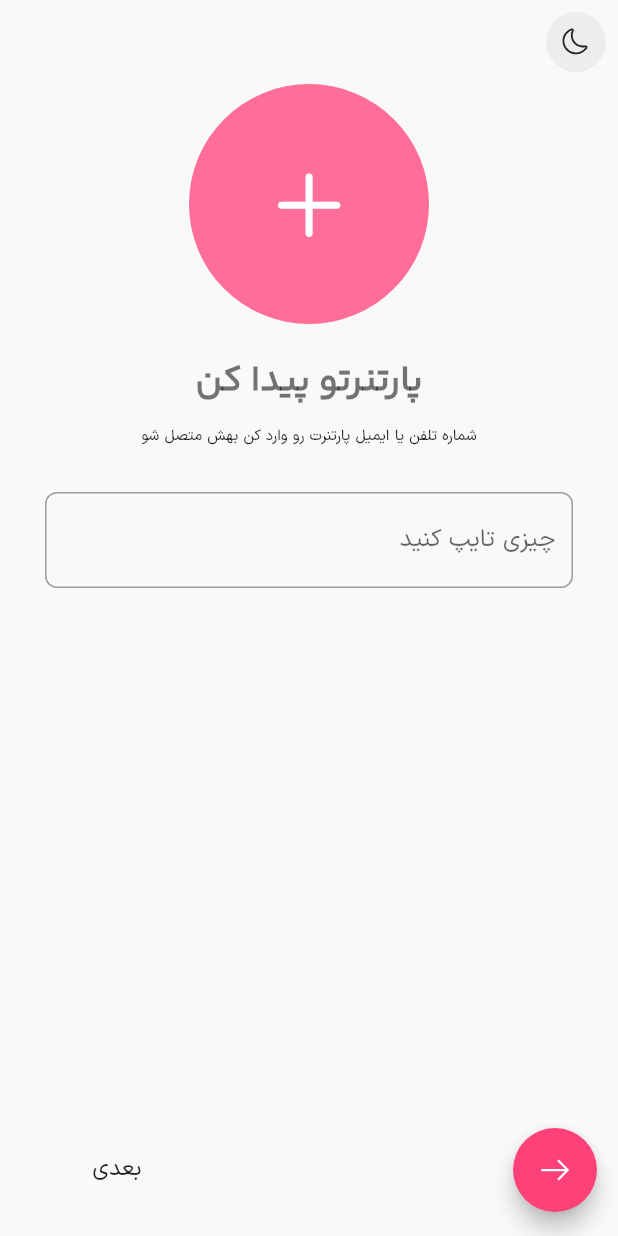
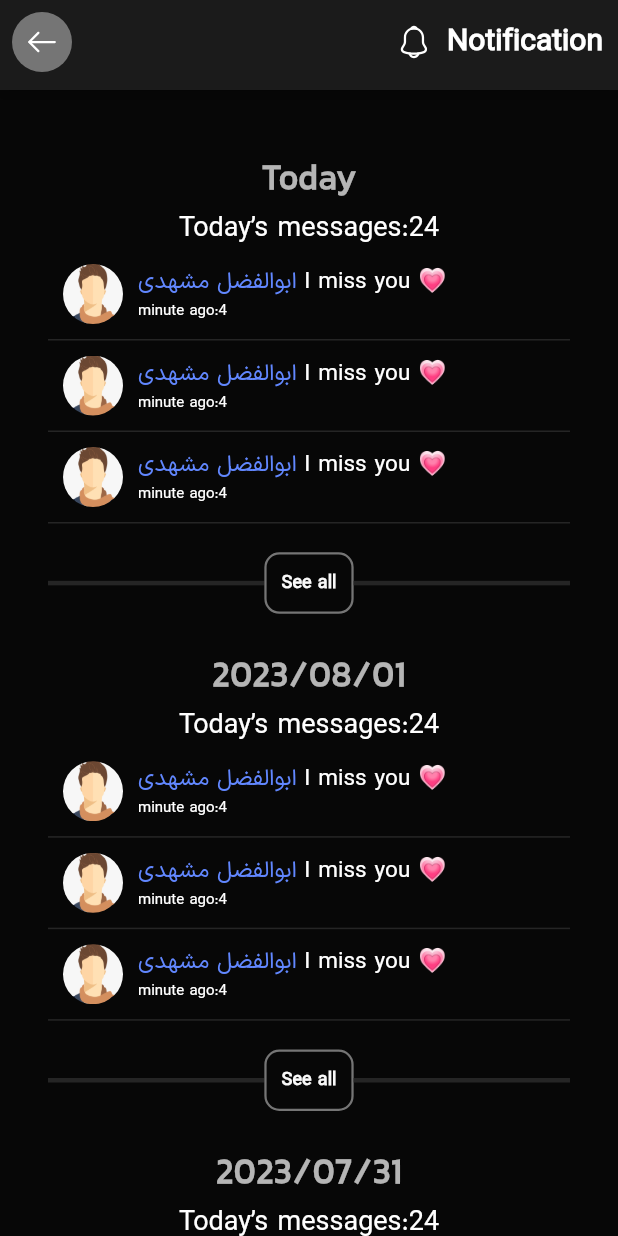
Before and after one commit to Abolfazl-MI/deltangi, a Flutter app: the screen it shows after launch, on a phone screen of 412 x 824 dp. Run offline on Flutter 3.47's test engine with Material 2 defaults, Android fonts, the light colour scheme and no system bars; our stand-ins replace flutter_svg, get, intl_phone_field, pinput, styled_text.

Commit message:
added notification screen

```diff
--- a/lib/controllers/language_controller.dart
+++ b/lib/controllers/language_controller.dart
@@ -18,15 +18,30 @@ class LanguageConstant {
   static const String choiceYourProfile = 'choice_your_profile';
   static const String yourName = 'your_name';
   static const String typeSomeThing = 'type_something';
-  static const String skip = 'بعدی';
+  static const String skip = 'skip';
   static const String fineYourPartner = 'find_your_partner';
   static const String enterYourPartnerId = 'enter_your_partner_id';
+  static const String notification = 'notification';
+  static const String yesterday = 'yesterday';
+  static const String seeAll = 'seeAll';
+  static const String missYou = 'missYou';
+  static const String sentYou = 'sentYou';
+  static const String today = 'today';
+  static const String todayMessageCount = 'today_message_count';
+  static const String minAgo = 'a_min_ago';
 }
 
 class Language extends Translations {
   @override
   Map<String, Map<String, String>> get keys => {
         "fa_IR": {
+          LanguageConstant.todayMessageCount: 'تعداد پیام های امروز',
+          LanguageConstant.today: 'امروز',
+          LanguageConstant.notification: 'اعلانات',
+          LanguageConstant.yesterday: 'دیروز',
+          LanguageConstant.seeAll: 'دیدن همه',
+          LanguageConstant.sentYou: 'برای شما ارسال کرد',
+          LanguageConstant.missYou: '💗دلم برات تنگ شده',
           LanguageConstant.shareYourFelling:
               "احساسات خودت با  <color>پارتنرت</color> به اشتراک بزار",
           LanguageConstant.joinUs:
@@ -49,9 +64,12 @@ class Language extends Translations {
           LanguageConstant.typeSomeThing: 'چیزی تایپ کنید',
           LanguageConstant.skip: "بعدی",
           LanguageConstant.fineYourPartner: 'پارتنرتو پیدا کن',
-          LanguageConstant.enterYourPartnerId:'شماره تلفن یا ایمیل پارتنرت رو وارد کن بهش متصل شو'
+          LanguageConstant.enterYourPartnerId:
+              'شماره تلفن یا ایمیل پارتنرت رو وارد کن بهش متصل شو',
+          LanguageConstant.minAgo:'دقیقه قبل',
         },
         "en_US": {
+          LanguageConstant.minAgo:'minute ago',
           LanguageConstant.shareYourFelling:
               "Share your feeling with your <color>partner</color>",
           LanguageConstant.joinUs: "Join us and share your felling easily",
@@ -73,7 +91,15 @@ class Language extends Translations {
           LanguageConstant.typeSomeThing: 'type something...',
           LanguageConstant.skip: 'skip',
           LanguageConstant.fineYourPartner: 'Find your partner',
-          LanguageConstant.enterYourPartnerId:'Enter your partner’s phone number or Email'
+          LanguageConstant.enterYourPartnerId:
+              'Enter your partner’s phone number or Email',
+          LanguageConstant.notification: 'Notification',
+          LanguageConstant.yesterday: 'yesterday',
+          LanguageConstant.seeAll: 'See all',
+          LanguageConstant.sentYou: 'send you',
+          LanguageConstant.missYou: 'I miss you 💗',
+          LanguageConstant.today: 'Today',
+          LanguageConstant.todayMessageCount: 'Today’s messages'
         },
       };
 }
--- a/lib/gen/assets.gen.dart
+++ b/lib/gen/assets.gen.dart
@@ -33,6 +33,9 @@ class $AssetsIconsGen {
   /// File path: assets/icons/moonoutline.svg
   String get moonoutline => 'assets/icons/moonoutline.svg';
 
+  /// File path: assets/icons/notification.svg
+  String get notification => 'assets/icons/notification.svg';
+
   /// File path: assets/icons/right_arrow_small.svg
   String get rightArrowSmall => 'assets/icons/right_arrow_small.svg';
 
@@ -48,6 +51,7 @@ class $AssetsIconsGen {
         googleIcon,
         leftArrowSmall,
         moonoutline,
+        notification,
         rightArrowSmall,
         sunOutline
       ];
@@ -55,6 +59,9 @@ class $AssetsIconsGen {
 
 class $AssetsImagesGen {
   const $AssetsImagesGen();
+
+  /// File path: assets/images/images.png
+  AssetGenImage get images => const AssetGenImage('assets/images/images.png');
 
   /// File path: assets/images/intro_dark_circle.png
   AssetGenImage get introDarkCircle =>
@@ -65,7 +72,7 @@ class $AssetsImagesGen {
       const AssetGenImage('assets/images/intro_light_circle.png');
 
   /// List of all assets
-  List<AssetGenImage> get values => [introDarkCircle, introLightCircle];
+  List<AssetGenImage> get values => [images, introDarkCircle, introLightCircle];
 }
 
 class Assets {
--- a/lib/main.dart
+++ b/lib/main.dart
@@ -29,11 +29,11 @@ class MyApp extends StatelessWidget {
       title: 'Deltangi',
       theme: AppThemeManager.lightMode,
       darkTheme: AppThemeManager.darkMode,
-      themeMode: ThemeMode.light,
+      themeMode: ThemeMode.dark,
       translations: Language(),
       getPages: AppRouter.pages,
-      initialRoute: AppRouteNames.findYourPartner,
-      locale: Locale('fa', 'IR'),
+      initialRoute: AppRouteNames.notificationSettingPage,
+      locale: Locale('en', 'US'),
       fallbackLocale: Locale('en', 'US'),
     );
   }
--- a/lib/views/constants/my_colors.dart
+++ b/lib/views/constants/my_colors.dart
@@ -16,4 +16,5 @@ class MyColors {
   static Color kPrimaryDarkColor = Color(0xff6187FF);
   static Color kSecondaryDarkColor = Color(0xffADC0FF);
   static Color kSurfaceColorDark = Color(0xff252525);
+  static Color kBlack = Color(0xff1B1B1B);
 }
--- a/lib/views/router/route_names.dart
+++ b/lib/views/router/route_names.dart
@@ -6,4 +6,5 @@ class AppRouteNames {
   static const String verifyCodeScreen = '/verifyScreen';
   static const String completeProfileScreen = '/completeProfileScreen';
   static const String findYourPartner = "/findYourPartner";
+  static const String notificationSettingPage = '/notificationSettingScreen';
 }
--- a/lib/views/router/router.dart
+++ b/lib/views/router/router.dart
@@ -2,6 +2,7 @@ import 'package:deltangi/views/router/route_names.dart';
 import 'package:deltangi/views/screens/complete_profile/complete_profile_screen.dart';
 import 'package:deltangi/views/screens/find_your_partner/find_your_partnner.dart';
 import 'package:deltangi/views/screens/introduction/intro_screen.dart';
+import 'package:deltangi/views/screens/notification_setting/notification_setting.dart';
 import 'package:deltangi/views/screens/phone_number_screen/phone_number_screen.dart';
 import 'package:deltangi/views/screens/verifycode/verify_cdoe_screen.dart';
 import 'package:get/get_navigation/get_navigation.dart';
@@ -26,6 +27,7 @@ class AppRouter {
     GetPage(
       name: AppRouteNames.findYourPartner,
       page: () => FindYourPartner(),
-    )
+    ),
+    GetPage(name: AppRouteNames.notificationSettingPage, page: ()=>NotificationSettingScreen())
   ];
 }
--- /dev/null
+++ b/lib/views/screens/notification_setting/notification_setting.dart
@@ -0,0 +1,214 @@
+import 'dart:developer';
+
+import 'package:deltangi/controllers/language_controller.dart';
+import 'package:deltangi/gen/assets.gen.dart';
+import 'package:deltangi/views/constants/my_colors.dart';
+import 'package:deltangi/views/widgets/icon_button_background.dart';
+import 'package:flutter/material.dart';
+import 'package:flutter_svg/flutter_svg.dart';
+import 'package:get/get.dart';
+import 'package:intl/intl.dart';
+
+var fakeData = List.generate(30, (index) {
+  DateTime dateTime = index % 4 == 0
+      ? DateTime.now()
+      : DateTime.now().subtract(Duration(days: index + 1));
+  return {
+    "sentDate": dateTime.toString(),
+    "userName": "Abolfazl Masshdi$index"
+  };
+});
+String _getDateTitle(DateTime dateTime) {
+  final DateFormat formatter = DateFormat('yyyy/MM/dd');
+  final formatted_date = formatter.format(dateTime);
+  final todayDate = formatter.format(DateTime.now());
+  final yesterDay =
+      formatter.format(DateTime.now().subtract(Duration(days: 1)));
+  if (formatted_date == todayDate) {
+    return LanguageConstant.today.tr;
+  }
+  if (formatted_date == yesterDay) {
+    return LanguageConstant.yesterday.tr;
+  }
+  return formatted_date;
+}
+
+
+
+class NotificationSettingScreen extends StatelessWidget {
+  const NotificationSettingScreen({super.key});
+  bool get _isDarkMode => Get.isDarkMode;
+
+  @override
+  Widget build(BuildContext context) {
+    // var result = groupMessages(fakeData);
+    // log('groupping ressults' + result.toString());
+    TextTheme textTheme = Theme.of(context).textTheme;
+    Size size = MediaQuery.of(context).size;
+    // print(fakeData);
+    return Scaffold(
+      appBar: PreferredSize(
+        preferredSize: Size.fromHeight(60.0),
+        child: AppBar(
+          backgroundColor: _isDarkMode ? MyColors.kBlack : Colors.white,
+          elevation: 3,
+          actions: [
+            Padding(
+              padding: const EdgeInsets.symmetric(horizontal: 10),
+              child: Row(
+                children: [
+                  SvgPicture.asset(
+                    Assets.icons.notification,
+                    color: _isDarkMode ? Colors.white : Colors.black,
+                  ),
+                  SizedBox(
+                    width: 10,
+                  ),
+                  Text(
+                    LanguageConstant.notification.tr,
+                    style: textTheme.bodyLarge!
+                        .copyWith(fontWeight: FontWeight.bold, fontSize: 20),
+                  )
+                ],
+              ),
+            )
+          ],
+          leading: Padding(
+            padding: const EdgeInsets.all(8.0),
+            child: CircleIconButton(
+              iconPath: Assets.icons.arrowLeft,
+              onTap: () {},
+            ),
+          ),
+        ),
+      ),
+      body: Container(
+        // color: Colors.green,
+        width: size.width,
+        height: size.height,
+        child: CustomScrollView(
+          slivers: [
+            SliverPadding(
+              padding: const EdgeInsets.only(top: 32, right: 32, left: 32),
+              sliver: SliverList.builder(
+                  itemCount: fakeData.length,
+                  itemBuilder: (context, index) {
+                    return _dataCard(index, textTheme, size);
+                  }),
+            )
+          ],
+        ),
+      ),
+    );
+  }
+
+  Container _dataCard(int index, TextTheme textTheme, Size size) {
+    return Container(
+      padding: EdgeInsets.symmetric(vertical: 10),
+      child: Column(
+        mainAxisSize: MainAxisSize.min,
+        children: [
+          Center(
+            child: Text(
+              _getDateTitle(DateTime.parse(fakeData[index]['sentDate']!)),
+              style: textTheme.headlineLarge,
+            ),
+          ),
+          Center(
+            child: Text(
+              '${LanguageConstant.todayMessageCount.tr}:24',
+              style: textTheme.bodyMedium!.copyWith(fontSize: 18),
+            ),
+          ),
+          for (int index = 0; index < 3; index++) ...[_userCard(textTheme)],
+          SizedBox(
+            height: 15,
+          ),
+          _seeAll(size, textTheme)
+        ],
+      ),
+    );
+  }
+
+  _seeAll(Size size, TextTheme textTheme) {
+    return SizedBox(
+      width: size.width,
+      height: size.height * 0.06,
+      // color: Colors.red,
+      child: Row(
+        children: [
+          Expanded(
+            child: Divider(
+              thickness: 3,
+            ),
+          ),
+          Container(
+            // color: Colors.white,
+            padding: EdgeInsets.all(10),
+            child: Text(
+              LanguageConstant.seeAll.tr,
+              style: textTheme.bodyLarge!.copyWith(
+                  fontWeight: FontWeight.bold,
+                  fontSize: 12,
+                  color: _isDarkMode
+                      ? MyColors.kBackGroundColorLight
+                      : MyColors.kBlack),
+            ),
+            decoration: BoxDecoration(
+                borderRadius: BorderRadius.circular(10),
+                border:
+                    Border.all(color: MyColors.kTextCaptionLight, width: 1.5)),
+          ),
+          Expanded(
+            child: Divider(
+              thickness: 3,
+            ),
+          ),
+        ],
+      ),
+    );
+  }
+
+  Container _userCard(TextTheme textTheme) {
+    return Container(
+      decoration: BoxDecoration(
+          border:
+              Border(bottom: BorderSide(color: MyColors.kSurfaceColorDark))),
+      padding: EdgeInsets.all(10),
+      child: Row(
+        children: [
+          CircleAvatar(
+            backgroundImage: AssetImage(Assets.images.images.path),
+          ),
+          SizedBox(
+            width: 10,
+          ),
+          Column(
+            crossAxisAlignment: CrossAxisAlignment.start,
+            children: [
+              Row(
+                children: [
+                  // username
+                  Text(
+                    'ابوالفضل مشهدی',
+                    style: textTheme.bodyMedium!.copyWith(
+                        fontSize: 15,
+                        color: _isDarkMode ? MyColors.kPrimaryDarkColor : null),
+                  ),
+                  SizedBox(
+                    width: 5,
+                  ),
+                  Text(
+                    LanguageConstant.missYou.tr,
+                    style: textTheme.bodyMedium!.copyWith(fontSize: 15),
+                  )
+                ],
+              ),
+              Text('${LanguageConstant.minAgo.tr}:4')
+            ],
+          ),
+        ],
+      ),
+    );
+  }
+}
--- /dev/null
+++ b/lib/views/widgets/app_bars.dart
@@ -0,0 +1,13 @@
+
+
+
+import 'package:flutter/material.dart';
+
+class RTLAppBar extends StatelessWidget {
+  const RTLAppBar({super.key});
+
+  @override
+  Widget build(BuildContext context) {
+    return const Placeholder();
+  }
+}
--- a/pubspec.yaml
+++ b/pubspec.yaml
@@ -41,6 +41,7 @@ dependencies:
   styled_text: ^8.1.0
   intl_phone_field: ^3.2.0
   pinput: ^2.3.0
+  intl: ^0.18.1
 
 
 
```
Also changed, not shown: assets/icons/notification.svg (added), assets/images/images.png (added), pubspec.lock.
